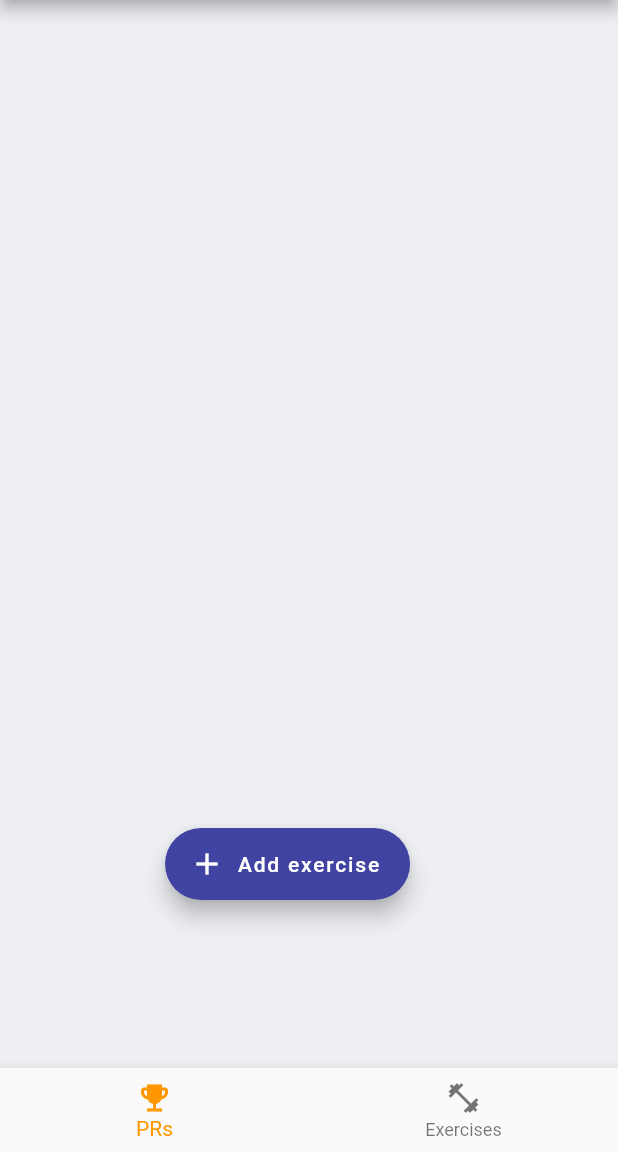
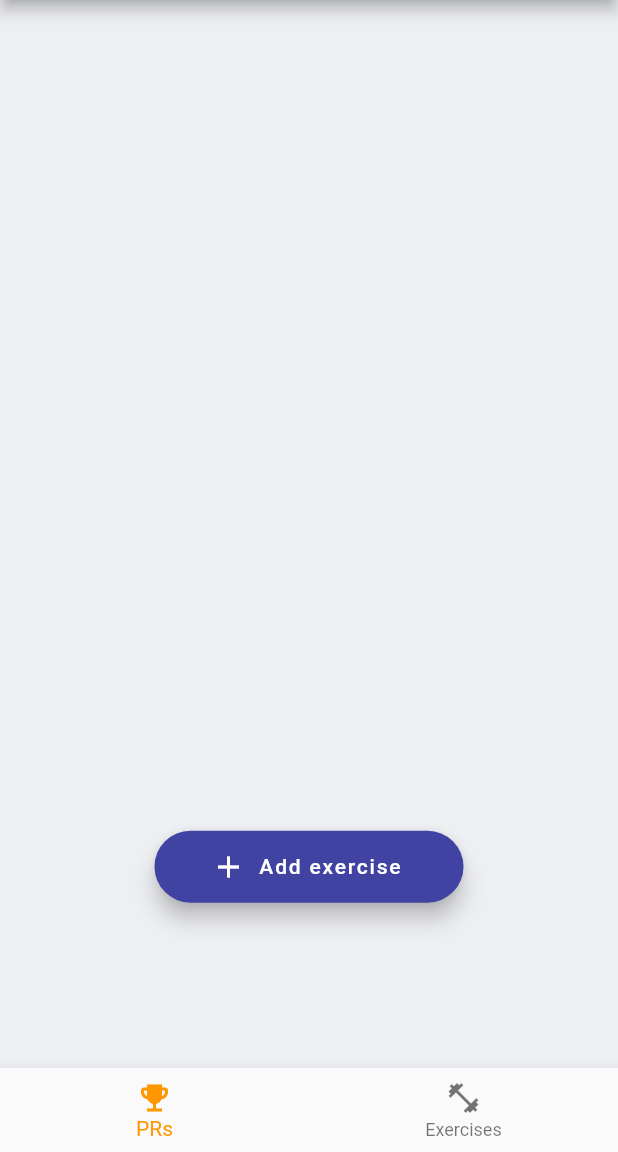
Before and after one commit to Aarons9090/My-Gym-App, a Flutter app: the screen it shows after launch, on a phone screen of 412 x 824 dp, the part 84-1236 px from its top. Run offline on Flutter 3.47's test engine with Material 2 defaults, Android fonts, the phone set to English and light mode, and no system bars; our stand-ins replace sqflite; accounts and stored records are empty.

Commit message:
minor ui fixes

```diff
--- a/lib/add_button.dart
+++ b/lib/add_button.dart
@@ -122,14 +122,20 @@ class _AddButtonState extends State<AddButton> {
 
                 // add exercise button
                 Positioned(
-                  bottom: 10,
-                  left: 110,
-                  child: FloatingActionButton.extended(
+                  bottom: MediaQuery.of(context).size.height *0.01,
+                  left: MediaQuery.of(context).size.width /4,
+                  child:
+
+                  SizedBox(
+                    width: MediaQuery.of(context).size.width /2,
+                    child: FloatingActionButton.extended(
                     label: const Text("Add exercise"),
                     icon: const Icon(Icons.add),
                     onPressed: addButtonPressed,
                     backgroundColor: appColors["main"],
                   ),
+                  )
+
                 )
               ],
             );
--- a/lib/main.dart
+++ b/lib/main.dart
@@ -9,10 +9,10 @@ Map<String, Color> appColors = {
   "highlight": const Color(0xffFF570C),
 };
 
+
 void main() {
   runApp(const MyApp());
 }
-
 
 
 class MyApp extends StatefulWidget {
@@ -51,7 +51,6 @@ class _MyAppState extends State<MyApp> {
   // PageView for multiple pages
   Widget buildPageView() {
     return PageView(
-
       controller: pageController,
       onPageChanged: (index) {
         pageSwipe(index);
@@ -67,6 +66,7 @@ class _MyAppState extends State<MyApp> {
 
   @override
   Widget build(BuildContext context) {
+
     return MaterialApp(
         theme: ThemeData(
           primarySwatch: Colors.blue,
```
Also changed, not shown: lib/exercise_card.dart (+6 -10 lines).
